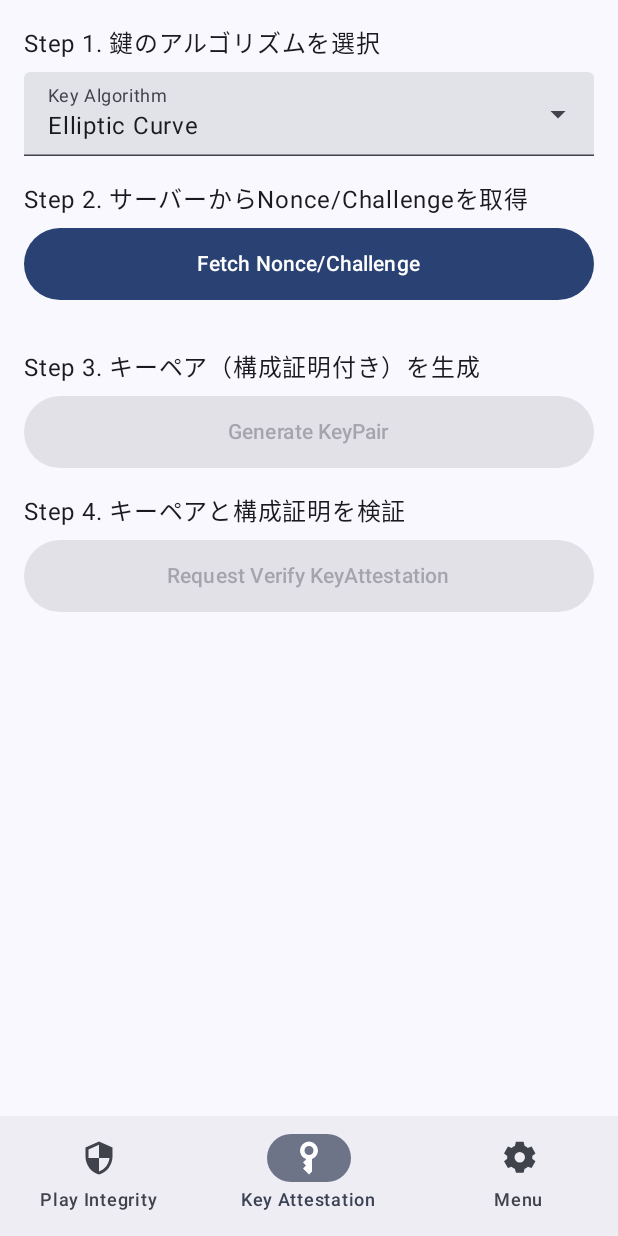
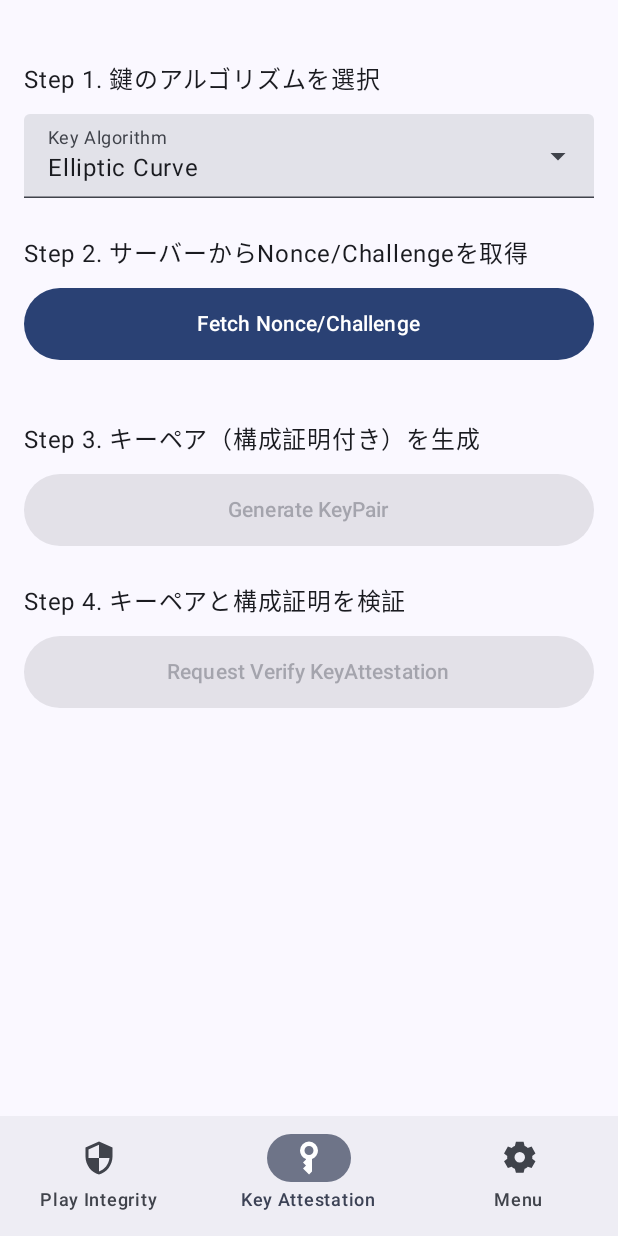
Before and after one commit to keiji/android-device-integrity, an Android app built with Jetpack Compose: the KeyAttestationScreen screen opened through its navigation route, on a phone screen of 412 x 824 dp. Run offline under Robolectric (Android 15) with nearby library versions, the phone set to English and light mode, and no system bars; our stand-ins replace Dagger/Hilt's generated code, Timber; libraries missing offline, so code that uses them is left out: com.jakewharton.retrofit2; 1 statement that could not run was skipped.

Commit message:
feat: アプリ側の実装を調整
Play Integrity, Key Attestationの結果表示部を次のように変更する

## Play Integrity
 * Has Class3 Authenticator -> Class 3 Authenticator
 * Has StrongBox -> StrongBox

## Key Attestation
 * Reason とAttestation Version の間にHorizontal Dividerを追加
 * Is Verified -> Verified
 * Is Device Lock Enabled -> Device Lock Enabled
 * Is Biometrics Enabled -> Biometrics Enabled

## Play IntegrityとKey Attestation
 * Step x. のテキスト行の上部Spacerを24.dp, 下部Spacerを 12.dpに設定

```diff
--- a/android/ui/main/src/main/java/dev/keiji/deviceintegrity/ui/main/keyattestation/KeyAttestationScreen.kt
+++ b/android/ui/main/src/main/java/dev/keiji/deviceintegrity/ui/main/keyattestation/KeyAttestationScreen.kt
@@ -73,9 +73,9 @@ fun KeyAttestationScreen(
         horizontalAlignment = Alignment.Start,
         verticalArrangement = Arrangement.Top
     ) {
-        // Step 1: Select Key Algorithm (Moved from original Step 2)
+        Spacer(modifier = Modifier.height(24.dp))
         Text(text = "Step 1. 鍵のアルゴリズムを選択")
-        Spacer(modifier = Modifier.height(8.dp))
+        Spacer(modifier = Modifier.height(12.dp))
         Box(modifier = Modifier.fillMaxWidth()) {
             ExposedDropdownMenuBox(
                 expanded = keyTypeExpanded,
@@ -118,11 +118,9 @@ fun KeyAttestationScreen(
             }
         }
 
-        Spacer(modifier = Modifier.height(16.dp))
-
-        // Step 2: Fetch Nonce/Salt and Challenge (Original Step 1, now with dynamic labels)
+        Spacer(modifier = Modifier.height(24.dp))
         Text(text = step2Label)
-        Spacer(modifier = Modifier.height(8.dp))
+        Spacer(modifier = Modifier.height(12.dp))
         Button(
             onClick = onFetchNonceOrSaltChallenge, // Use renamed function
             modifier = Modifier
@@ -141,13 +139,10 @@ fun KeyAttestationScreen(
         if (uiState.isChallengeVisible) {
             Text(text = "Challenge: ${uiState.challenge}")
         }
-        Spacer(modifier = Modifier.height(16.dp))
-
-        // Step 3: Generate KeyPair (Original Step 3)
+        Spacer(modifier = Modifier.height(24.dp))
         Text(text = "Step 3. キーペア（構成証明付き）を生成")
-
+        Spacer(modifier = Modifier.height(12.dp))
         if (uiState.isStep3PreferStrongBoxVisible) {
-            Spacer(modifier = Modifier.height(8.dp))
             Row(
                 modifier = Modifier.fillMaxWidth(),
                 verticalAlignment = Alignment.CenterVertically
@@ -161,7 +156,6 @@ fun KeyAttestationScreen(
             }
         }
 
-        Spacer(modifier = Modifier.height(8.dp))
         Button(
             onClick = onGenerateKeyPair,
             modifier = Modifier
@@ -172,11 +166,9 @@ fun KeyAttestationScreen(
             Text(text = "Generate KeyPair")
         }
 
-        Spacer(modifier = Modifier.height(16.dp))
-
-        // Step 4: Verify Key Attestation (Original Step 4)
+        Spacer(modifier = Modifier.height(24.dp))
         Text(text = "Step 4. キーペアと構成証明を検証")
-        Spacer(modifier = Modifier.height(8.dp))
+        Spacer(modifier = Modifier.height(12.dp))
         Button(
             onClick = onRequestVerifyKeyAttestation,
             modifier = Modifier
--- a/android/ui/main/src/main/java/dev/keiji/deviceintegrity/ui/main/playintegrity/ClassicPlayIntegrityContent.kt
+++ b/android/ui/main/src/main/java/dev/keiji/deviceintegrity/ui/main/playintegrity/ClassicPlayIntegrityContent.kt
@@ -56,8 +56,9 @@ fun ClassicPlayIntegrityContent(
         horizontalAlignment = Alignment.Start,
         verticalArrangement = Arrangement.Top
     ) {
+        Spacer(modifier = Modifier.height(24.dp))
         Text(text = "Step 1. サーバーからNonceを取得")
-        Spacer(modifier = Modifier.height(8.dp))
+        Spacer(modifier = Modifier.height(12.dp))
         Button(
             onClick = { onFetchNonce() },
             enabled = uiState.isFetchNonceButtonEnabled,
@@ -71,10 +72,9 @@ fun ClassicPlayIntegrityContent(
             Text(text = "Nonce: ${uiState.nonce}")
         }
 
-        Spacer(modifier = Modifier.height(16.dp))
-
+        Spacer(modifier = Modifier.height(24.dp))
         Text(text = "Step 2. トークンを取得")
-        Spacer(modifier = Modifier.height(8.dp))
+        Spacer(modifier = Modifier.height(12.dp))
         Button(
             onClick = { onRequestToken() },
             enabled = uiState.isRequestTokenButtonEnabled,
@@ -85,10 +85,9 @@ fun ClassicPlayIntegrityContent(
             Text(text = "Request Integrity Token")
         }
 
-        Spacer(modifier = Modifier.height(16.dp))
-
+        Spacer(modifier = Modifier.height(24.dp))
         Text(text = "Step 3. トークンを検証")
-        Spacer(modifier = Modifier.height(8.dp))
+        Spacer(modifier = Modifier.height(12.dp))
         Button(
             onClick = { onRequestVerify() },
             enabled = uiState.isVerifyTokenButtonEnabled,
--- a/android/ui/main/src/main/java/dev/keiji/deviceintegrity/ui/main/playintegrity/ClassicPlayIntegrityViewModel.kt
+++ b/android/ui/main/src/main/java/dev/keiji/deviceintegrity/ui/main/playintegrity/ClassicPlayIntegrityViewModel.kt
@@ -200,8 +200,8 @@ class ClassicPlayIntegrityViewModel @Inject constructor(
             items.add(InfoItem("Security Info (Reported by Client)", "", isHeader = true, indentLevel = 0))
             items.add(InfoItem("Device Lock Enabled", si.isDeviceLockEnabled?.toString() ?: "N/A", indentLevel = 1))
             items.add(InfoItem("Biometrics Enabled", si.isBiometricsEnabled?.toString() ?: "N/A", indentLevel = 1))
-            items.add(InfoItem("Has Class3 Authenticator", si.hasClass3Authenticator?.toString() ?: "N/A", indentLevel = 1))
-            items.add(InfoItem("Has Strongbox", si.hasStrongbox?.toString() ?: "N/A", indentLevel = 1))
+            items.add(InfoItem("Class 3 Authenticator", si.hasClass3Authenticator?.toString() ?: "N/A", indentLevel = 1))
+            items.add(InfoItem("StrongBox", si.hasStrongbox?.toString() ?: "N/A", indentLevel = 1))
         }
 
         payload.googlePlayDeveloperServiceInfo?.let { gps ->
--- a/android/ui/main/src/main/java/dev/keiji/deviceintegrity/ui/main/playintegrity/StandardPlayIntegrityViewModel.kt
+++ b/android/ui/main/src/main/java/dev/keiji/deviceintegrity/ui/main/playintegrity/StandardPlayIntegrityViewModel.kt
@@ -130,8 +130,8 @@ class StandardPlayIntegrityViewModel @Inject constructor(
             items.add(InfoItem("Security Info (Reported by Client)", "", isHeader = true, indentLevel = 0))
             items.add(InfoItem("Device Lock Enabled", si.isDeviceLockEnabled?.toString() ?: "N/A", indentLevel = 1))
             items.add(InfoItem("Biometrics Enabled", si.isBiometricsEnabled?.toString() ?: "N/A", indentLevel = 1))
-            items.add(InfoItem("Has Class3 Authenticator", si.hasClass3Authenticator?.toString() ?: "N/A", indentLevel = 1))
-            items.add(InfoItem("Has Strongbox", si.hasStrongbox?.toString() ?: "N/A", indentLevel = 1))
+            items.add(InfoItem("Class 3 Authenticator", si.hasClass3Authenticator?.toString() ?: "N/A", indentLevel = 1))
+            items.add(InfoItem("StrongBox", si.hasStrongbox?.toString() ?: "N/A", indentLevel = 1))
         }
 
         payload.googlePlayDeveloperServiceInfo?.let { gps ->
```
Also changed, not shown: android/ui/main/src/main/java/dev/keiji/deviceintegrity/ui/main/keyattestation/KeyAttestationViewModel.kt (+9 -6 lines), android/ui/main/src/main/java/dev/keiji/deviceintegrity/ui/main/playintegrity/StandardPlayIntegrityContent.kt (+6 -7 lines), android/ui/src/main/java/dev/keiji/deviceintegrity/ui/common/InfoItem.kt (+6 -2 lines), android/ui/src/main/java/dev/keiji/deviceintegrity/ui/common/InfoItemContent.kt (+6 -1 lines).
